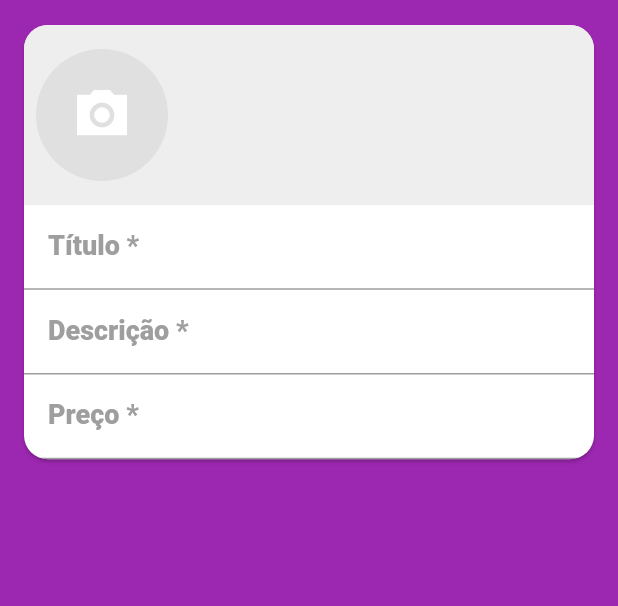
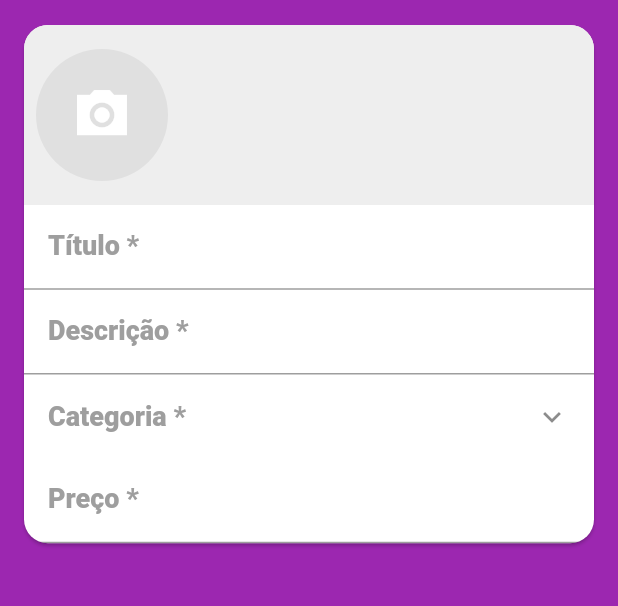
Before and after one commit to josimarminetefera/xlo_mobx, a Flutter app: the screen it shows after launch, swiped to page 2, on a phone screen of 412 x 824 dp, the part 59-665 px from its top. Run offline on Flutter 3.47's test engine with Material 2 defaults, Android fonts, the phone set to English and light mode, and no system bars; our stand-ins replace brasil_fields, connectivity, dio, flutter_mobx, get_it, image_cropper and 4 more; missing offline and left inert: pdf_viewer_plugin; accounts and stored records are empty; generated files the repository leaves out were written again; network calls fail; statements that could not run were skipped.

Commit message:
Adicionado botão categoria dentro da tela de criar anuncio.

```diff
--- a/lib/screens/criar_anuncio/widget/categoria_field.dart
+++ b/lib/screens/criar_anuncio/widget/categoria_field.dart
@@ -1,5 +1,6 @@
 import 'package:flutter/material.dart';
 import 'package:flutter_mobx/flutter_mobx.dart';
+import 'package:xlo_mobx/screens/categoria/categoria_screen.dart';
 import 'package:xlo_mobx/stores/criar_anuncio_store.dart';
 
 class CategoriaField extends StatelessWidget {
@@ -9,6 +10,28 @@ class CategoriaField extends StatelessWidget {
 
   @override
   Widget build(BuildContext context) {
-    return Container();
+    return Observer(builder: (_) {
+      return ListTile(
+        title: Text(
+          "Categoria *",
+          style: TextStyle(
+            fontWeight: FontWeight.w800,
+            color: Colors.grey,
+            fontSize: 18,
+          ),
+        ),
+        trailing: Icon(Icons.keyboard_arrow_down),
+        onTap: () {
+          //este aqui vai abri uma janela sobre a tela com o botão voltar
+          showDialog(
+            context: context,
+            builder: (_) => CategoriaScreen(
+              mostrar_todas_categorias: false,
+              categoria_selecionada: criarAnuncioStore.categoria,
+            ),
+          );
+        },
+      );
+    });
   }
 }
```
